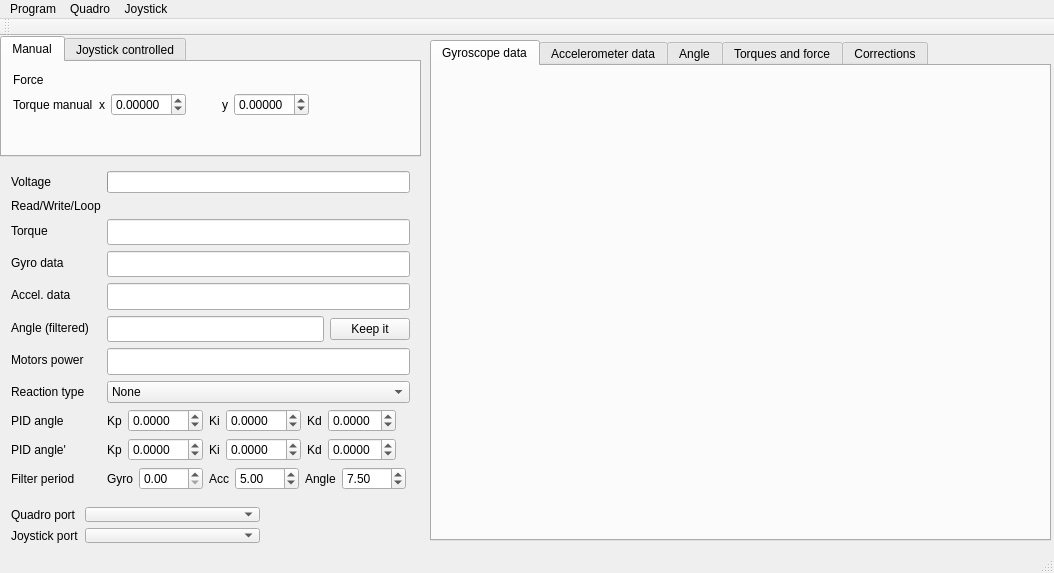
This is control/qt/quadro.ui in it-workshop/Quadrocopter as Qt 5 draws it before an edit. The edited form follows.
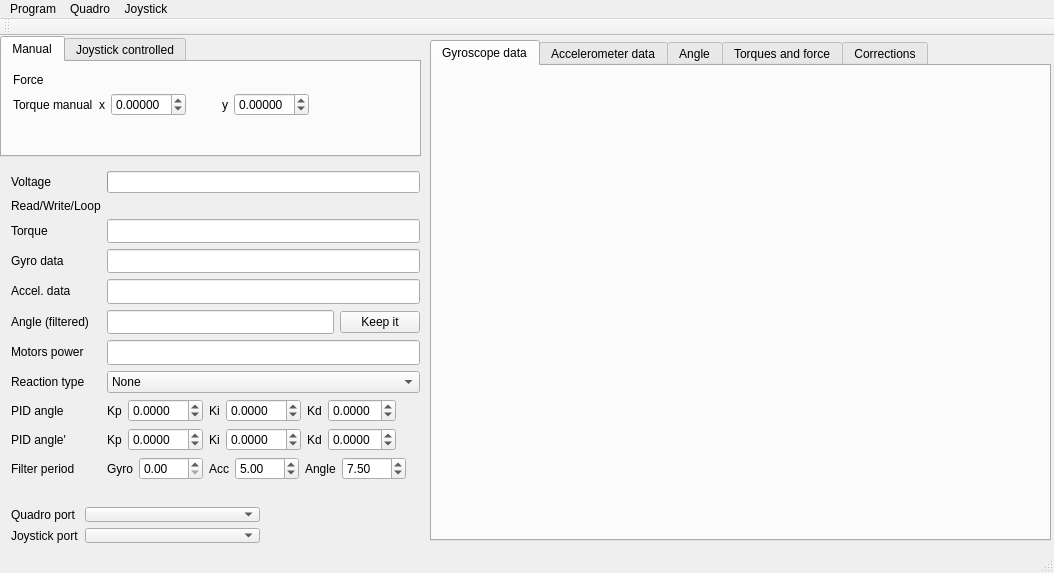
This is the edited form. Custom widgets are drawn as their Qt base class.

```diff
--- a/control/qt/quadro.ui
+++ b/control/qt/quadro.ui
@@ -313,8 +313,8 @@
      <rect>
       <x>0</x>
       <y>124</y>
-      <width>421</width>
-      <height>341</height>
+      <width>431</width>
+      <height>331</height>
      </rect>
     </property>
     <layout class="QFormLayout" name="formLayout_2">
```
